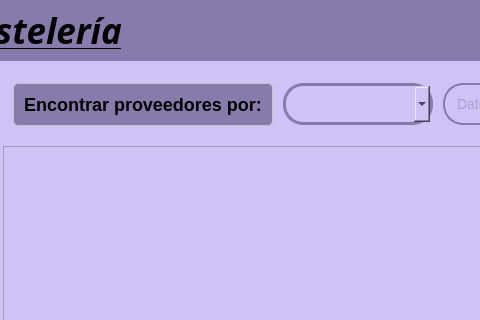
Qt form app/view/ui/proveedorView.ui (ErickSanat/POS-PythonQt) before a commit; both pictures show x 313 to 793 and y 0 to 320 of the 1199 by 690 pixel window.
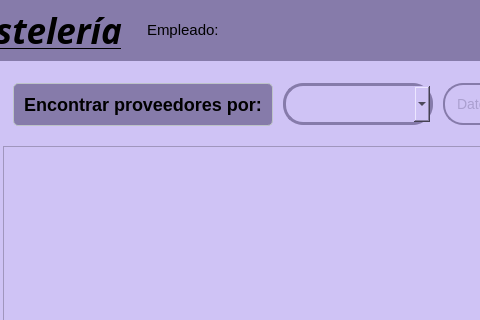
The same form after that commit. Icons and pictures are not drawn.

Commit message: update: ya muestra al empleado conectado

What changed in the file:
```diff
--- a/app/view/ui/proveedorView.ui
+++ b/app/view/ui/proveedorView.ui
@@ -821,6 +821,29 @@
       </size>
      </property>
     </widget>
+    <widget class="QLabel" name="labelEmpleado">
+     <property name="geometry">
+      <rect>
+       <x>460</x>
+       <y>0</y>
+       <width>186</width>
+       <height>59</height>
+      </rect>
+     </property>
+     <property name="font">
+      <font>
+       <pointsize>11</pointsize>
+      </font>
+     </property>
+     <property name="styleSheet">
+      <string notr="true">color: #00000;
+font-size: 14px;
+color: rgb(134, 123, 170);</string>
+     </property>
+     <property name="text">
+      <string>Empleado:</string>
+     </property>
+    </widget>
    </widget>
   </widget>
   <widget class="QFrame" name="frameFlotante">
```
Left out of the diff: 12 changed lines with no effect on the pictures. The commit also changes 9 other files.
